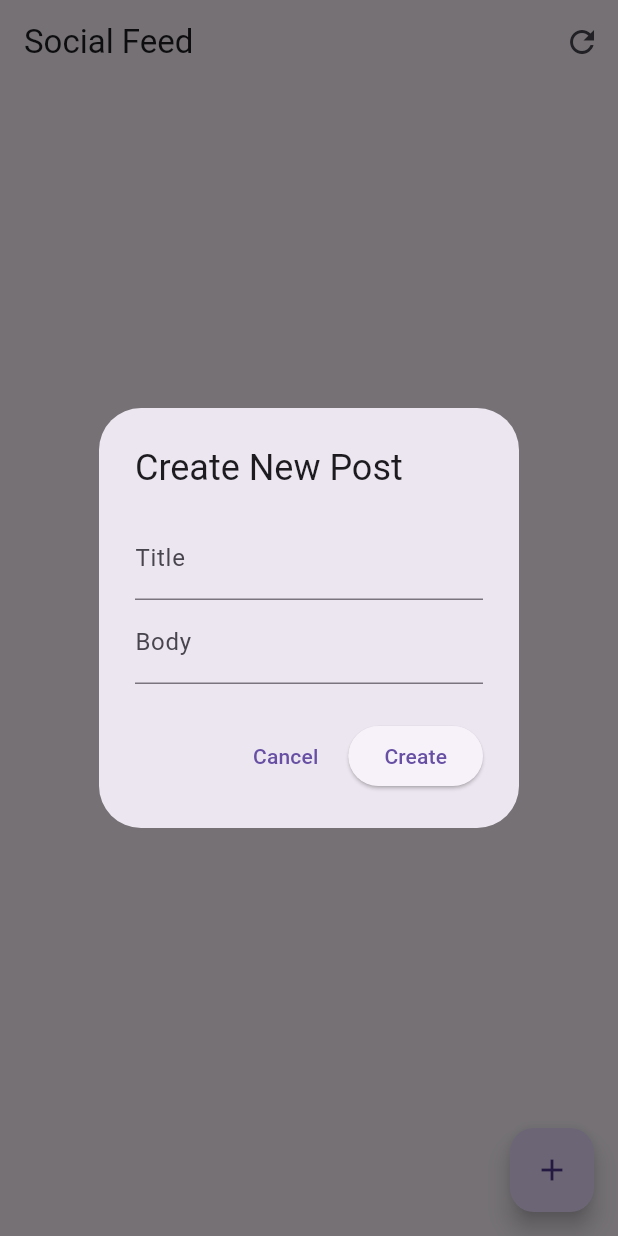
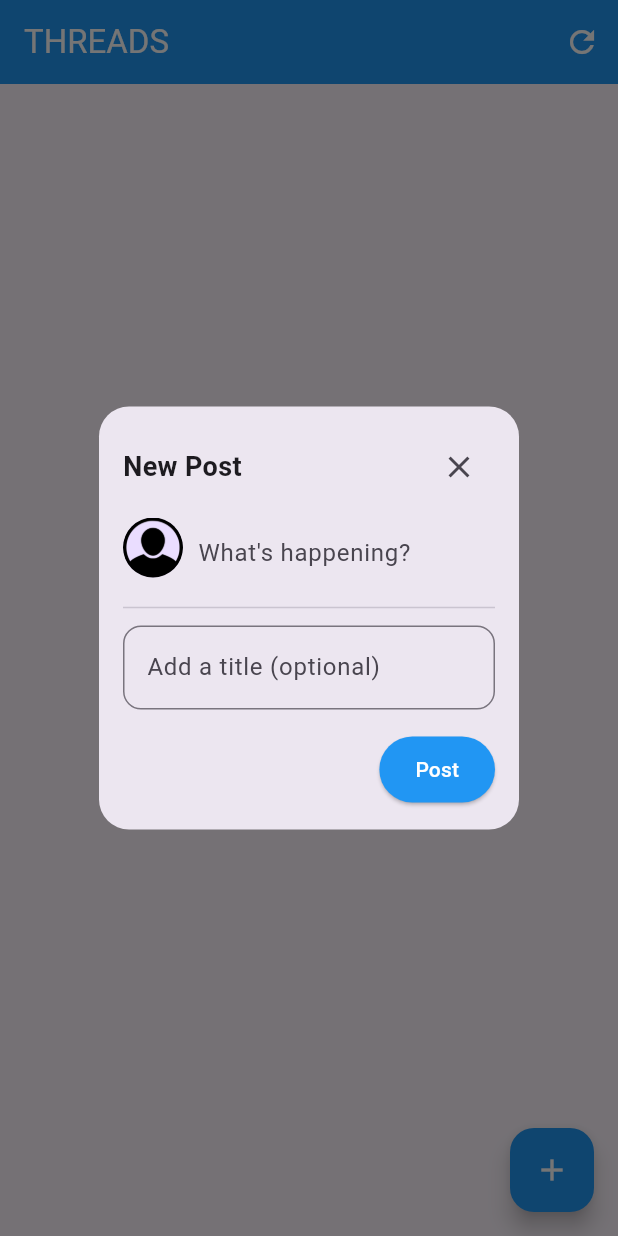
Before and after one commit to harijothivenkatraman/Socialmeadiaapp, a Flutter app: the screen it shows after launch, after a tap on the "add" icon, on a phone screen of 412 x 824 dp. Run offline on Flutter 3.47's test engine with Material 3 defaults, Android fonts, the phone set to English and light mode, and no system bars; our stand-ins replace dio, get; accounts and stored records are empty; network calls fail.

Commit message:
UI changes

```diff
--- a/lib/api/api_service.dart
+++ b/lib/api/api_service.dart
@@ -71,9 +71,6 @@ class ApiService {
 
   dynamic _handleDioError(DioException dioError) {
     // Log the error for debugging
-    print('DioError: ${dioError.type}');
-    print('Response: ${dioError.response?.data}');
-    print('Status Code: ${dioError.response?.statusCode}');
 
     switch (dioError.type) {
       case DioExceptionType.connectionTimeout:
--- a/lib/app_data.dart
+++ b/lib/app_data.dart
@@ -1,5 +1,3 @@
-// lib/app_data.dart
-
 import 'models/comment_model.dart';
 import 'models/post_model.dart';
 import 'models/user_model.dart';
--- a/lib/main.dart
+++ b/lib/main.dart
@@ -6,7 +6,6 @@ import 'screens/home_screen.dart';
 import 'screens/post_details_screen.dart';
 import 'screens/user_profile_screen.dart';
 
-// --- BINDINGS ---
 // InitialBinding to fetch essential data at app start
 class InitialBinding implements Bindings {
   @override
--- a/lib/models/comment_model.dart
+++ b/lib/models/comment_model.dart
@@ -1,5 +1,3 @@
-// lib/models/comment_model.dart
-
 class CommentModel {
   final int postId;
   final int id;
--- a/lib/models/post_model.dart
+++ b/lib/models/post_model.dart
@@ -1,5 +1,3 @@
-// lib/models/post_model.dart
-
 class PostModel {
   final int userId;
   final int id;
--- a/lib/models/user_model.dart
+++ b/lib/models/user_model.dart
@@ -1,5 +1,3 @@
-// lib/models/user_model.dart
-
 class UserModel {
   final int id;
   final String name;
--- a/lib/screens/home_screen.dart
+++ b/lib/screens/home_screen.dart
@@ -1,5 +1,3 @@
-// lib/screens/home_screen.dart
-
 import 'package:flutter/material.dart';
 import 'package:get/get.dart';
 import '../app_data.dart';
@@ -54,35 +52,99 @@ class HomeScreenController extends GetxController {
     showDialog(
       context: context,
       builder: (context) => AlertDialog(
-        title: const Text('Create New Post'),
-        content: Column(
+        shape: RoundedRectangleBorder(borderRadius: BorderRadius.circular(20)),
+        contentPadding: const EdgeInsets.all(16),
+        insetPadding: const EdgeInsets.symmetric(horizontal: 20),
+        content: SingleChildScrollView(
+          child: Column(
             mainAxisSize: MainAxisSize.min,
+            crossAxisAlignment: CrossAxisAlignment.start,
             children: [
-            TextField(
-              controller: titleController,
-              decoration: const InputDecoration(labelText: 'Title'),
+              // Header
+              Row(
+                mainAxisAlignment: MainAxisAlignment.spaceBetween,
+                children: [
+                  const Text(
+                    'New Post',
+                    style: TextStyle(fontSize: 18, fontWeight: FontWeight.bold),
                   ),
-            TextField(
-              controller: bodyController,
-              decoration: const InputDecoration(labelText: 'Body'),
+                  IconButton(
+                    icon: const Icon(Icons.close),
+                    onPressed: () => Get.back(),
                   ),
                 ],
               ),
-        actions: [
-          TextButton(onPressed: () => Get.back(), child: const Text('Cancel')),
-          ElevatedButton(
+              const SizedBox(height: 10),
+
+              // Text Area with Avatar
+              Row(
+                crossAxisAlignment: CrossAxisAlignment.start,
+                children: [
+                  const CircleAvatar(
+                    radius: 20,
+                    backgroundImage: AssetImage(
+                      'assets/profile.png',
+                    ), // Replace with your asset
+                  ),
+                  const SizedBox(width: 10),
+                  Expanded(
+                    child: TextField(
+                      controller: bodyController,
+                      maxLines: null,
+                      decoration: const InputDecoration(
+                        hintText: "What's happening?",
+                        border: InputBorder.none,
+                      ),
+                      style: const TextStyle(fontSize: 16),
+                    ),
+                  ),
+                ],
+              ),
+              const Divider(height: 24),
+
+              // Title (optional like hashtags or thread title)
+              TextField(
+                controller: titleController,
+                decoration: InputDecoration(
+                  hintText: 'Add a title (optional)',
+                  border: OutlineInputBorder(
+                    borderRadius: BorderRadius.circular(12),
+                  ),
+                ),
+              ),
+
+              const SizedBox(height: 16),
+
+              // Post Button
+              Align(
+                alignment: Alignment.centerRight,
+                child: ElevatedButton(
+                  style: ElevatedButton.styleFrom(
+                    backgroundColor: const Color(0xFF2196F3),
+                    foregroundColor: Colors.white,
+                    shape: RoundedRectangleBorder(
+                      borderRadius: BorderRadius.circular(30),
+                    ),
+                    padding: const EdgeInsets.symmetric(
+                      horizontal: 24,
+                      vertical: 12,
+                    ),
+                  ),
                   onPressed: () {
-              if (titleController.text.isNotEmpty &&
+                    if (titleController.text.isNotEmpty ||
                         bodyController.text.isNotEmpty) {
                       _createPost(titleController.text, bodyController.text);
                       Get.back();
                     } else {
-                Get.snackbar('Error', 'Title and body cannot be empty.');
+                      Get.snackbar('Error', 'Post content cannot be empty.');
                     }
                   },
-            child: const Text('Create'),
+                  child: const Text('Post'),
+                ),
               ),
             ],
+          ),
+        ),
       ),
     );
   }
@@ -125,7 +187,9 @@ class HomeScreen extends GetView<HomeScreenController> {
   Widget build(BuildContext context) {
     return Scaffold(
       appBar: AppBar(
-        title: const Text('Social Feed'),
+        title: const Text('THREADS'),
+        backgroundColor: const Color(0xFF2196F3),
+        foregroundColor: Colors.white,
         actions: [
           IconButton(
             icon: const Icon(Icons.refresh),
@@ -150,6 +214,7 @@ class HomeScreen extends GetView<HomeScreenController> {
                 title: Text(
                   post.title,
                   style: const TextStyle(fontWeight: FontWeight.bold),
+                  selectionColor: const Color(0xFF2196F3),
                 ),
                 subtitle: Text(
                   post.body,
@@ -163,7 +228,10 @@ class HomeScreen extends GetView<HomeScreenController> {
         );
       }),
       floatingActionButton: FloatingActionButton(
+        backgroundColor: const Color(0xFF2196F3),
+        foregroundColor: Colors.white,
         onPressed: () => controller._showCreatePostDialog(context),
+        tooltip: 'Create Post',
         child: const Icon(Icons.add),
       ),
     );
--- a/lib/screens/post_details_screen.dart
+++ b/lib/screens/post_details_screen.dart
@@ -1,5 +1,3 @@
-// lib/screens/post_details_screen.dart
-
 import 'package:flutter/material.dart';
 import 'package:get/get.dart';
 import '../app_data.dart';
@@ -56,7 +54,11 @@ class PostDetailsScreen extends GetView<PostDetailsController> {
   @override
   Widget build(BuildContext context) {
     return Scaffold(
-      appBar: AppBar(title: const Text('Post Details')),
+      appBar: AppBar(
+        title: const Text('Post Details'),
+        backgroundColor: const Color(0xFF2196F3),
+        foregroundColor: Colors.white,
+      ),
       body: Obx(() {
         if (controller.isLoading.value) {
           return const Center(child: CircularProgressIndicator());
@@ -80,7 +82,7 @@ class PostDetailsScreen extends GetView<PostDetailsController> {
                   'by ${controller.user?.name ?? 'Unknown User'}',
                   style: TextStyle(
                     fontStyle: FontStyle.italic,
-                    color: Theme.of(context).primaryColor,
+                    color: const Color(0xFF2196F3),
                     decoration: TextDecoration.underline,
                   ),
                 ),
@@ -123,6 +125,8 @@ class PostDetailsScreen extends GetView<PostDetailsController> {
               ),
               subtitle: Text(comment.body),
               leading: CircleAvatar(
+                backgroundColor: const Color(0xFF2196F3),
+                foregroundColor: Colors.white,
                 child: Text(comment.email[0].toUpperCase()),
               ),
             ),
--- a/lib/screens/user_profile_screen.dart
+++ b/lib/screens/user_profile_screen.dart
@@ -1,5 +1,3 @@
-// lib/screens/user_profile_screen.dart
-
 import 'package:flutter/material.dart';
 import 'package:get/get.dart';
 import '../app_data.dart';
@@ -28,7 +26,11 @@ class UserProfileScreen extends GetView<UserProfileController> {
   Widget build(BuildContext context) {
     final user = controller.user;
     return Scaffold(
-      appBar: AppBar(title: Text(user?.name ?? 'User Profile')),
+      appBar: AppBar(
+        title: Text(user?.name ?? 'User Profile'),
+        backgroundColor: const Color(0xFF2196F3),
+        foregroundColor: Colors.white,
+      ),
       body: user == null
           ? const Center(child: Text('User not found.'))
           : Padding(
@@ -52,6 +54,8 @@ class UserProfileScreen extends GetView<UserProfileController> {
         child: Column(
           children: [
             CircleAvatar(
+              backgroundColor: const Color(0xFF2196F3),
+              foregroundColor: Colors.white,
               radius: 50,
               child: Text(user.name[0], style: const TextStyle(fontSize: 40)),
             ),
@@ -79,21 +83,25 @@ class UserProfileScreen extends GetView<UserProfileController> {
           children: [
             ListTile(
               leading: const Icon(Icons.email),
+              iconColor: const Color(0xFF2196F3),
               title: const Text('Email'),
               subtitle: Text(user.email),
             ),
             ListTile(
               leading: const Icon(Icons.phone),
+              iconColor: const Color(0xFF2196F3),
               title: const Text('Phone'),
               subtitle: Text(user.phone),
             ),
             ListTile(
               leading: const Icon(Icons.web),
+              iconColor: const Color(0xFF2196F3),
               title: const Text('Website'),
               subtitle: Text(user.website),
             ),
             ListTile(
               leading: const Icon(Icons.location_city),
+              iconColor: const Color(0xFF2196F3),
               title: const Text('Address'),
               subtitle: Text(
                 '${user.address.street}, ${user.address.suite}, ${user.address.city}',
--- a/pubspec.yaml
+++ b/pubspec.yaml
@@ -60,7 +60,10 @@ flutter:
   uses-material-design: true
 
   # To add assets to your application, add an assets section, like this:
-  # assets:
+  assets:
+    - assets/profile.png
+    # - images/a_dot_burr.jpeg
+    # - images/a_dot_ham.jpe
   #   - images/a_dot_burr.jpeg
   #   - images/a_dot_ham.jpeg
 
```
Also changed, not shown: assets/profile.png (added). Lines whose indentation alone changed are shown as unchanged.
